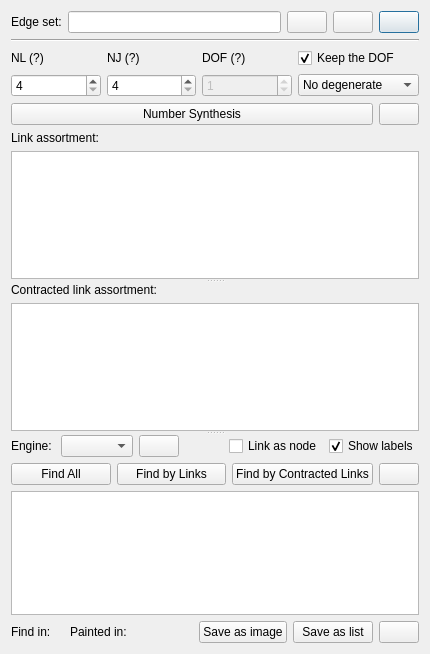
Old version of the form core/synthesis/structure_synthesis/structure_widget.ui in the repository KmolYuan/Pyslvs-UI.
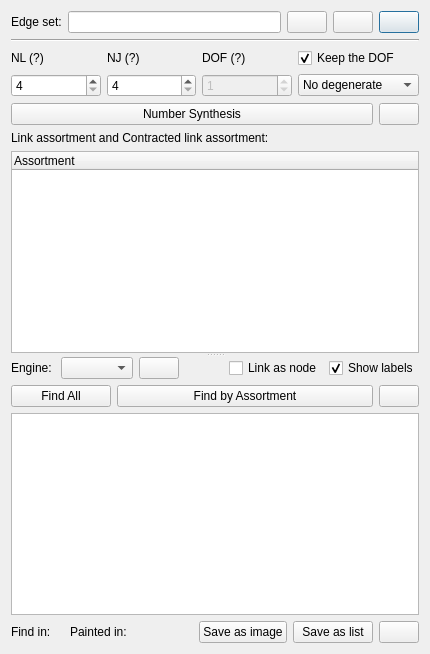
New version of the form. Icons and pictures are not drawn.

Commit message: Change the list widget of graph atlas into tree widget.

Diff of the .ui file:
```diff
--- a/core/synthesis/structure_synthesis/structure_widget.ui
+++ b/core/synthesis/structure_synthesis/structure_widget.ui
@@ -226,38 +226,25 @@
         </layout>
        </item>
        <item>
-        <widget class="QSplitter" name="splitter_2">
-         <property name="orientation">
-          <enum>Qt::Vertical</enum>
-         </property>
-         <widget class="QWidget" name="verticalLayoutWidget_3">
-          <layout class="QVBoxLayout" name="verticalLayout_4">
-           <item>
             <widget class="QLabel" name="link_assortment_label">
              <property name="text">
-              <string>Link assortment:</string>
+          <string>Link assortment and Contracted link assortment:</string>
              </property>
             </widget>
            </item>
            <item>
-            <widget class="QListWidget" name="l_a_list"/>
-           </item>
-          </layout>
-         </widget>
-         <widget class="QWidget" name="verticalLayoutWidget_4">
-          <layout class="QVBoxLayout" name="verticalLayout_7">
-           <item>
-            <widget class="QLabel" name="contracted_link_assortment_label">
+        <widget class="QTreeWidget" name="link_assortment_list">
+         <property name="editTriggers">
+          <set>QAbstractItemView::NoEditTriggers</set>
+         </property>
+         <property name="indentation">
+          <number>10</number>
+         </property>
+         <column>
              <property name="text">
-              <string>Contracted link assortment:</string>
-             </property>
-            </widget>
-           </item>
-           <item>
-            <widget class="QListWidget" name="c_l_a_list"/>
-           </item>
-          </layout>
-         </widget>
+           <string>Assortment</string>
+          </property>
+         </column>
         </widget>
        </item>
       </layout>
@@ -356,23 +343,13 @@
            </property>
           </widget>
          </item>
-         <item>
-          <widget class="QPushButton" name="structure_synthesis_links_button">
-           <property name="text">
-            <string>Find by Links</string>
-           </property>
-          </widget>
-         </item>
          <item>
           <widget class="QPushButton" name="structure_synthesis_button">
            <property name="statusTip">
             <string>Find the structure of mechanism from specified numbers.</string>
            </property>
            <property name="text">
-            <string>Find by Contracted Links</string>
-           </property>
-           <property name="autoDefault">
-            <bool>true</bool>
+            <string>Find by Assortment</string>
            </property>
           </widget>
          </item>
```
Left out of the diff: 8 changed lines with no effect on the pictures. Lines whose indentation alone changed are shown as unchanged. The commit also changes 4 other files.
